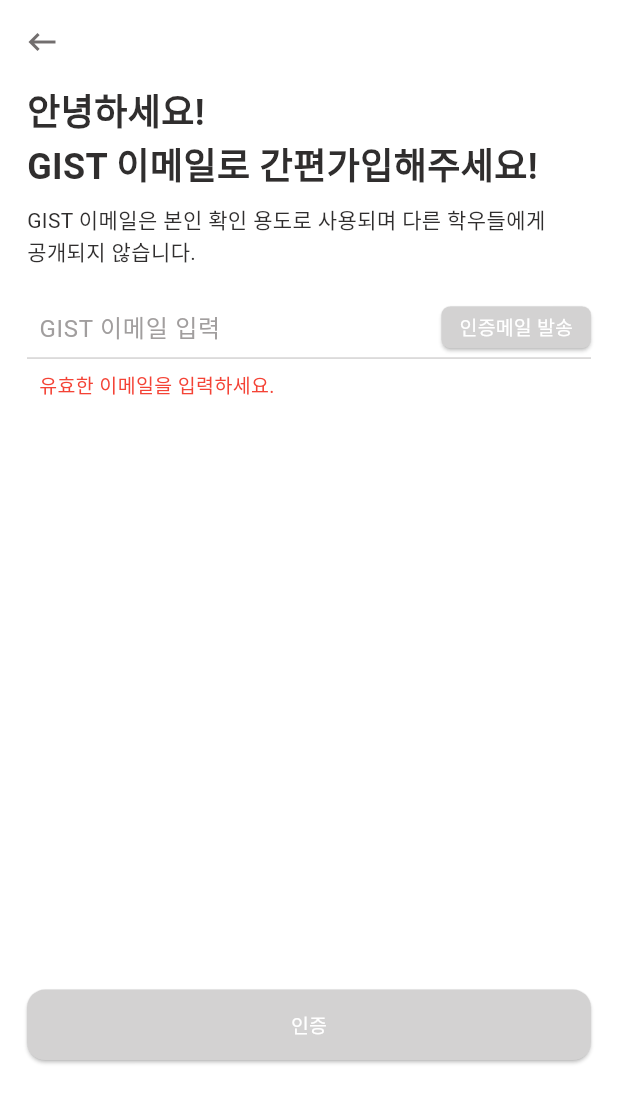
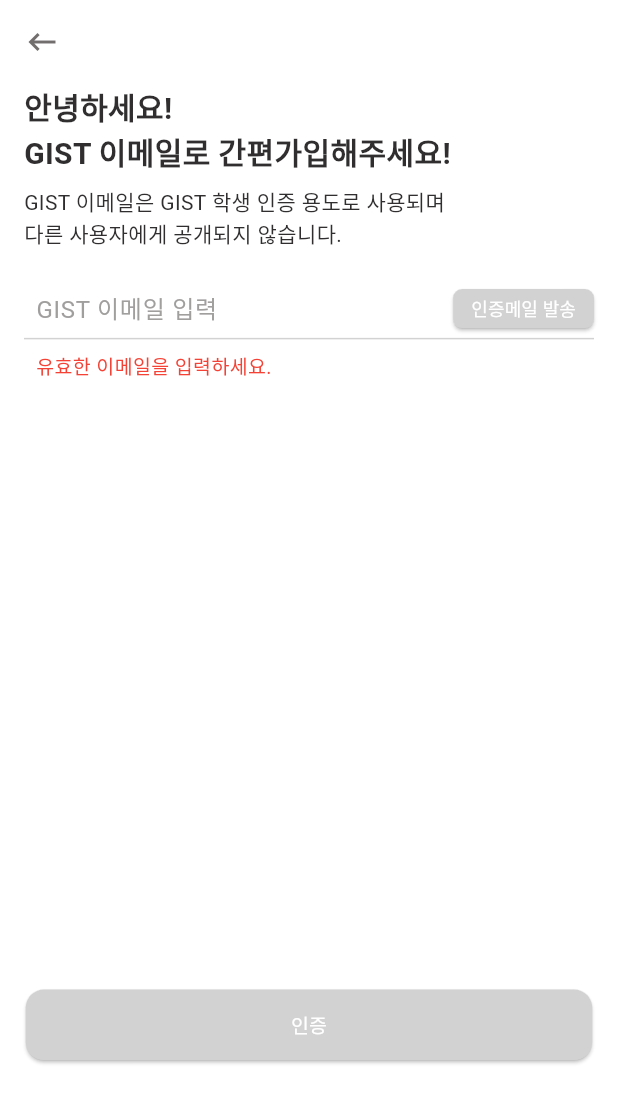
Before and after one commit to DangMooG/dangmoog-front, a Flutter app: the AuthPage screen opened directly, after a tap on "인증메일 발송", on a phone screen of 412 x 824 dp. Shown: the top 1103 px of the screen. Run offline on Flutter 3.47's test engine with Material 3 defaults, Android fonts, the phone set to English and light mode, and no system bars; our stand-ins replace carousel_slider, dio, dropdown_button2, firebase_core, flutter_secure_storage, image_picker and 1 more; missing offline and left inert: keyboard_height_plugin; accounts and stored records are empty; Roboto replaces fonts that are missing (Pretendard); project files that could hold a hidden picture were left out.

Commit message:
Chore: modify css things to avoid overflow, unexpected blur

```diff
--- a/dangmoog/lib/screens/auth/signup.dart
+++ b/dangmoog/lib/screens/auth/signup.dart
@@ -115,10 +115,11 @@ class _AuthPageState extends State<AuthPage> {
             if (!mounted) return;
             showDialog(
               context: context,
+              barrierDismissible: false,
               builder: (BuildContext context) {
                 return AlertDialog(
-                  titlePadding: EdgeInsets.only(top: 24),
-                  contentPadding: EdgeInsets.fromLTRB(0, 8, 0, 16),
+                  // titlePadding: const EdgeInsets.only(top: 24),
+                  // contentPadding: const EdgeInsets.fromLTRB(0, 8, 0, 16),
                   title: isExistingAccount
                       ? const Text(
                           "어라? 이미 가입된 계정이에요!",
@@ -397,13 +398,13 @@ class _AuthPageState extends State<AuthPage> {
         child: Stack(
           children: [
             Padding(
-              padding: const EdgeInsets.symmetric(horizontal: 18),
+              padding: const EdgeInsets.symmetric(horizontal: 16),
               child: Column(
                 crossAxisAlignment: CrossAxisAlignment.center,
                 mainAxisAlignment: MainAxisAlignment.spaceBetween,
                 children: [
                   Column(
-                    mainAxisAlignment: MainAxisAlignment.start,
+                    mainAxisAlignment: MainAxisAlignment.center,
                     children: [
                       Row(
                         mainAxisAlignment: MainAxisAlignment.start,
@@ -411,10 +412,15 @@ class _AuthPageState extends State<AuthPage> {
                           _signUpMessage(screenSize, isLogin),
                         ],
                       ),
-                      SizedBox(height: screenSize.height * 0.024),
+                      const SizedBox(height: 20),
                       _inputField(screenSize),
                     ],
                   ),
+                  const Expanded(
+                      child: SizedBox(
+                    width: double.infinity,
+                    child: Text(""),
+                  )),
                   SizedBox(
                     height: screenSize.height * 0.2,
                     child: Column(
@@ -457,13 +463,13 @@ class _AuthPageState extends State<AuthPage> {
               : '안녕하세요!\nGIST 이메일로 간편가입해주세요!',
           style: const TextStyle(
             color: Color(0xFF302E2E),
-            fontSize: 24,
+            fontSize: 20,
             fontWeight: FontWeight.w600,
           ),
         ),
         SizedBox(height: screenSize.height * 0.01),
         const Text(
-          'GIST 이메일은 본인 확인 용도로 사용되며 다른 학우들에게\n공개되지 않습니다. ',
+          'GIST 이메일은 GIST 학생 인증 용도로 사용되며 \n다른 사용자에게 공개되지 않습니다. ',
           style: TextStyle(
             color: Color(0xFF302E2E),
             fontSize: 14,
@@ -491,7 +497,8 @@ class _AuthPageState extends State<AuthPage> {
     return Column(
       children: [
         Container(
-          height: screenSize.height * 0.05,
+          // height: screenSize.height * 0.05,
+          height: 40,
           decoration: const BoxDecoration(
             border: Border(
               bottom: BorderSide(
@@ -518,11 +525,17 @@ class _AuthPageState extends State<AuthPage> {
                     contentPadding: EdgeInsets.symmetric(horizontal: 8),
                     isDense: true,
                   ),
+                  style: const TextStyle(
+                    fontSize: 16,
+                    fontWeight: FontWeight.w400,
+                    color: Color(0xFF302E2E),
+                  ),
                 ),
               ),
               ElevatedButton(
                 onPressed: () {
                   submitEmail(context);
+                  FocusScope.of(context).unfocus();
                 },
                 style: ElevatedButton.styleFrom(
                   backgroundColor: isEmailSend
@@ -552,7 +565,7 @@ class _AuthPageState extends State<AuthPage> {
                     color: isEmailSend
                         ? const Color(0xffE20529)
                         : const Color(0xFFFFFFFF),
-                    fontSize: 13,
+                    fontSize: 12,
                     fontWeight: FontWeight.w400,
                   ),
                 ),
```
